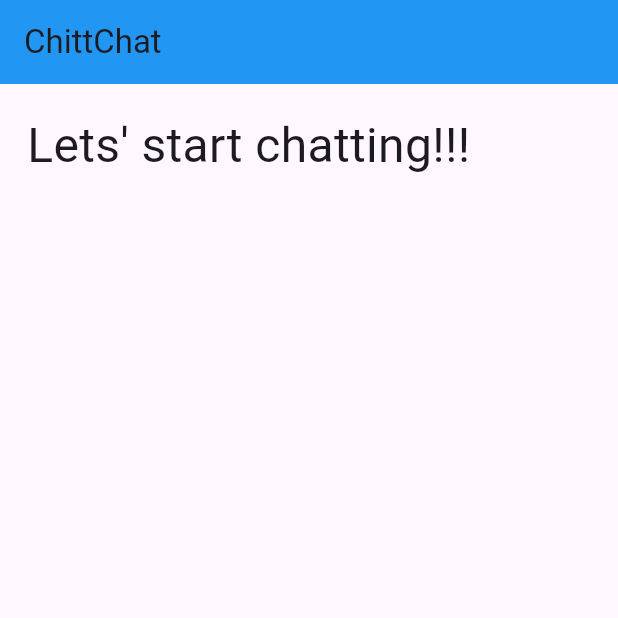
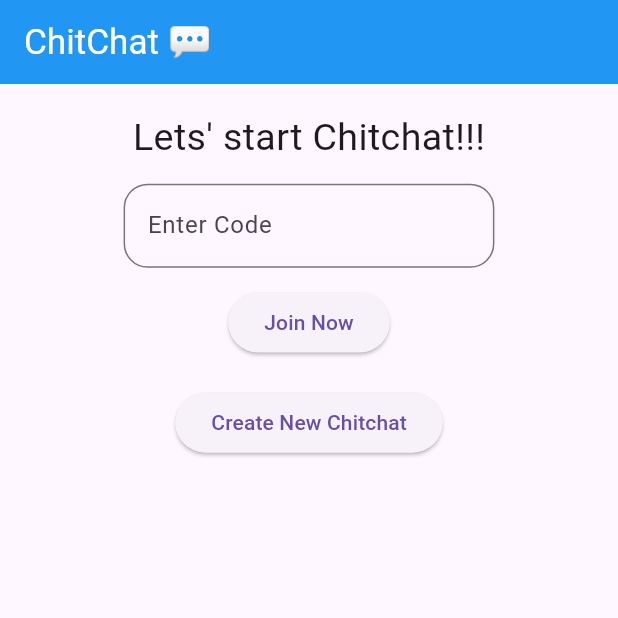
Before and after one commit to XxThunderBlastxX/chitchat, a Flutter app: the screen it shows after launch, on a phone screen of 412 x 824 dp, the top half of it. Run offline on Flutter 3.47's test engine with Material 2 defaults, Android fonts, the phone set to English and light mode, and no system bars; our stand-ins replace flutter_riverpod, flutter_screenutil, go_router, riverpod; missing offline and left inert: serverpod, serverpod_client, serverpod_flutter.

Commit message:
Implemented Home UI screen

```diff
--- a/chittchat_flutter/lib/src/feature/home/presentation/home_screen.dart
+++ b/chittchat_flutter/lib/src/feature/home/presentation/home_screen.dart
@@ -1,5 +1,6 @@
 import 'package:flutter/material.dart';
 import 'package:flutter_riverpod/flutter_riverpod.dart';
+import 'package:flutter_screenutil/flutter_screenutil.dart';
 
 class HomeScreen extends ConsumerWidget {
   const HomeScreen({super.key});
@@ -8,18 +9,50 @@ class HomeScreen extends ConsumerWidget {
   Widget build(BuildContext context, WidgetRef ref) {
     return Scaffold(
       appBar: AppBar(
-        title: const Text('ChittChat'),
+        title: const Text('ChitChat 💬'),
+        titleTextStyle: TextStyle(
+          color: Colors.white,
+          fontSize: 1.sw > 1.sh ? 26.sp : 86.sp,
+        ),
         backgroundColor: Colors.blue,
       ),
-      body: const Padding(
-        padding: EdgeInsets.all(18.0),
+      body: Container(
+        padding: const EdgeInsets.all(18.0),
+        width: double.infinity,
         child: Column(
+          crossAxisAlignment: CrossAxisAlignment.center,
           children: [
             Text(
-              'Lets\' start chatting!!!',
+              'Lets\' start Chitchat!!!',
               style: TextStyle(
-                fontSize: 32,
+                fontSize: 1.sw > 1.sh ? 32.sp : 92.sp,
               ),
+            ),
+            12.verticalSpace,
+            SizedBox(
+              width: 0.6.sw,
+              child: TextField(
+                decoration: InputDecoration(
+                  labelText: 'Enter Code',
+                  border: OutlineInputBorder(
+                    borderSide: const BorderSide(
+                      color: Colors.black,
+                      width: 2,
+                    ),
+                    borderRadius: BorderRadius.circular(16),
+                  ),
+                ),
+              ),
+            ),
+            12.verticalSpace,
+            ElevatedButton(
+              onPressed: () {},
+              child: const Text('Join Now'),
+            ),
+            18.verticalSpace,
+            ElevatedButton(
+              onPressed: () {},
+              child: const Text('Create New Chitchat'),
             ),
           ],
         ),
```
